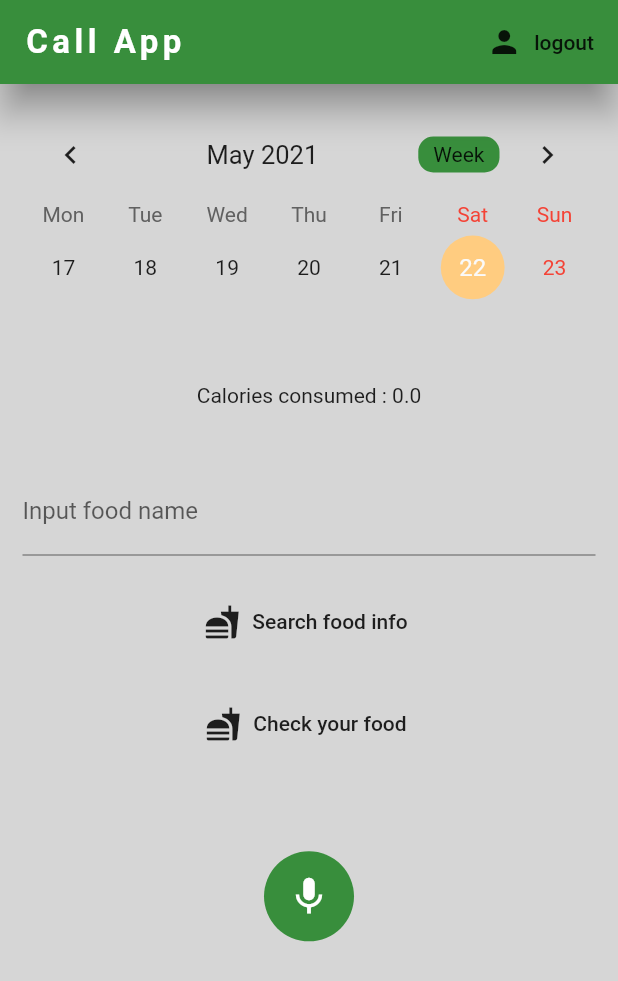
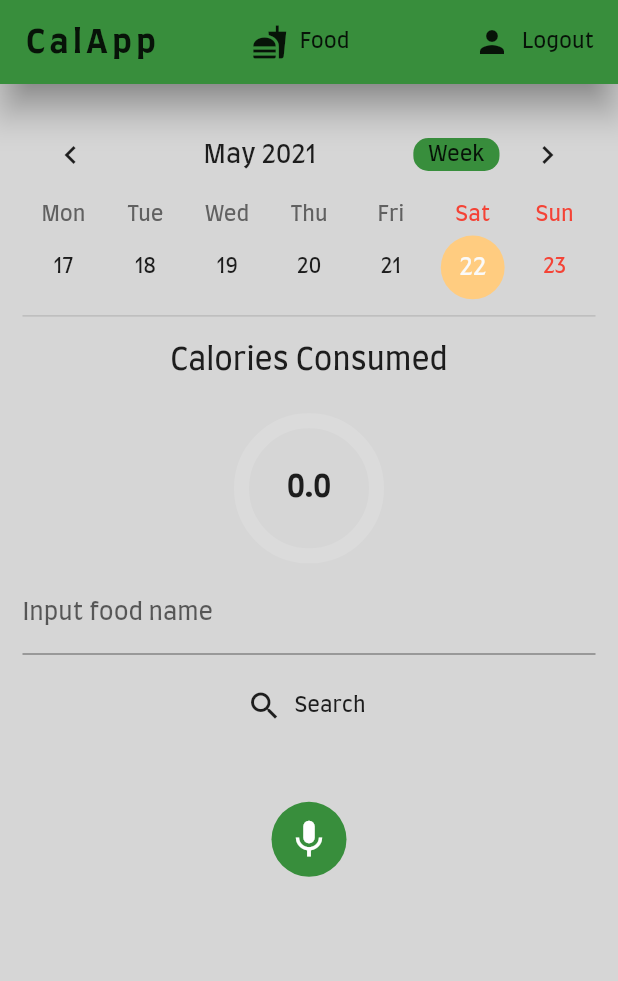
Before and after one commit to AdamJozwiak/Calorie_App, a Flutter app: the screen it shows once a user with an empty profile is signed in, on a phone screen of 412 x 824 dp. Shown: the top 981 px of the screen. Run offline on Flutter 3.47's test engine with Material 2 defaults, Android fonts, the phone set to English and light mode, and no system bars; drawn by our look-alikes of avatar_glow, percent_indicator, table_calendar; our stand-ins replace cloud_firestore, firebase_auth, flutter_spinkit, speech_to_text; accounts and stored records are empty.

Commit message:
Radial progress + menu changes

```diff
--- a/lib/main.dart
+++ b/lib/main.dart
@@ -20,7 +20,8 @@ class CalorieApp extends StatelessWidget {
         debugShowCheckedModeBanner: false,
         theme: ThemeData(
             primarySwatch: Colors.green,
-            visualDensity: VisualDensity.adaptivePlatformDensity),
+            visualDensity: VisualDensity.adaptivePlatformDensity,
+            fontFamily: 'Farro'),
         routes: {
           '/': (context) => Wrapper(),
           '/home': (context) => Home(),
--- a/lib/pages/home.dart
+++ b/lib/pages/home.dart
@@ -3,7 +3,7 @@ import 'package:call_app/models/user.dart';
 import 'package:call_app/services/auth.dart';
 import 'package:call_app/services/database.dart';
 import 'package:call_app/shared/functions.dart';
-import 'package:call_app/widgets/caloriesSummary.dart';
+import 'package:call_app/widgets/radial_progress.dart';
 import 'package:flutter/material.dart';
 import 'package:call_app/widgets/calendar.dart';
 import 'package:call_app/services/speech_recognition.dart';
@@ -20,8 +20,9 @@ class _HomeState extends State<Home> {
   List<Food> _foodConsumed = List();
   List<Food> _displayedFood = List();
   User currentUser = User();
-  String _caloriesConsumed;
-  String _caloriesDisplayed;
+  double _caloriesConsumed;
+  double recommendedDailyCalorie = 2000.0;
+  double _caloriesDisplayed;
   bool _isDifferentDayDisplayed = false;
 
   final AuthService _auth = AuthService();
@@ -36,7 +37,7 @@ class _HomeState extends State<Home> {
   Widget build(BuildContext context) {
     currentUser = Provider.of<User>(context);
     _foodConsumed = Provider.of<List<Food>>(context) ?? [];
-    _caloriesConsumed = countCalories(_foodConsumed).toString() ?? '0.0';
+    _caloriesConsumed = countCalories(_foodConsumed) ?? 0.0;
 
     return Scaffold(
       appBar: AppBar(
@@ -44,20 +45,36 @@ class _HomeState extends State<Home> {
         elevation: 10.0,
         shadowColor: Colors.grey[600],
         title: Text(
-          'Call App',
+          'CalApp',
           style: TextStyle(
-            fontSize: 22.0,
-            fontWeight: FontWeight.bold,
-            letterSpacing: 3.0,
-          ),
+              fontSize: 22.0,
+              fontWeight: FontWeight.bold,
+              letterSpacing: 3.0,
+              color: Colors.black87),
         ),
         actions: [
+          Padding(
+            padding: const EdgeInsets.only(right: 55.0),
+            child: FlatButton.icon(
+              onPressed: () {
+                if (!_isDifferentDayDisplayed) {
+                  Navigator.pushNamed(context, '/consumed',
+                      arguments: _foodConsumed);
+                } else {
+                  Navigator.pushNamed(context, '/consumed',
+                      arguments: _displayedFood);
+                }
+              },
+              icon: Icon(Icons.fastfood),
+              label: Text('Food'),
+            ),
+          ),
           FlatButton.icon(
               onPressed: () async {
                 await _auth.signOut();
               },
               icon: Icon(Icons.person),
-              label: Text('logout'))
+              label: Text('Logout'))
         ],
       ),
       backgroundColor: Colors.grey[350],
@@ -70,17 +87,26 @@ class _HomeState extends State<Home> {
               crossAxisAlignment: CrossAxisAlignment.center,
               children: [
                 Calendar(getChosenDate: getSelectedDate),
-                SizedBox(height: 50.0),
-                CaloriesSummary(
+                Divider(
+                  height: 10.0,
+                  thickness: 1.0,
+                ),
+                SizedBox(
+                  height: 15.0,
+                ),
+                Text(
+                  'Calories Consumed',
+                  style: TextStyle(fontSize: 20.0, fontWeight: FontWeight.w500),
+                  textAlign: TextAlign.center,
+                ),
+                SizedBox(height: 25.0),
+                RadialProgress(
                   differentDate: _isDifferentDayDisplayed,
                   calories: _caloriesConsumed,
-                  differentDateCalories: _caloriesDisplayed,
+                  differentCalories: _caloriesDisplayed,
+                  recommendedCalories: recommendedDailyCalorie,
                 ),
-                SizedBox(height: 20.0),
-                Container(),
-                SizedBox(
-                  height: 20.0,
-                ),
+                SizedBox(height: 5.0),
                 TextField(
                   decoration: InputDecoration(
                     labelText: 'Input food name',
@@ -88,28 +114,22 @@ class _HomeState extends State<Home> {
                   onChanged: (String _foodName) {
                     this._foodName = _foodName;
                   },
+                  onSubmitted: (String _foodName) async {
+                    this._foodName = _foodName;
+                    if (_foodName != '' && _foodName != null) {
+                      apiFoodInfo();
+                    }
+                  },
                 ),
-                SizedBox(height: 20.0),
+                SizedBox(
+                  height: 10.0,
+                ),
                 FlatButton.icon(
                   onPressed: () async {
                     apiFoodInfo();
                   },
-                  icon: Icon(Icons.fastfood),
-                  label: Text('Search food info'),
-                ),
-                SizedBox(height: 20.0),
-                FlatButton.icon(
-                  onPressed: () {
-                    if (!_isDifferentDayDisplayed) {
-                      Navigator.pushNamed(context, '/consumed',
-                          arguments: _foodConsumed);
-                    } else {
-                      Navigator.pushNamed(context, '/consumed',
-                          arguments: _displayedFood);
-                    }
-                  },
-                  icon: Icon(Icons.fastfood),
-                  label: Text('Check your food'),
+                  icon: Icon(Icons.search),
+                  label: Text('Search'),
                 ),
                 SpeechRec(getFoodname: getSpokenFood),
               ],
@@ -126,7 +146,7 @@ class _HomeState extends State<Home> {
       _displayedFood = await database.getUserData(getDate(date));
       setState(() {
         _isDifferentDayDisplayed = true;
-        _caloriesDisplayed = countCalories(_displayedFood).toString();
+        _caloriesDisplayed = countCalories(_displayedFood);
       });
     } else {
       setState(() {
@@ -178,7 +198,7 @@ class _HomeState extends State<Home> {
         await DatabaseService(uid: currentUser.uid).updateUserData(_foodData);
       }
       setState(() {
-        _caloriesConsumed = countCalories(_foodConsumed).toString();
+        _caloriesConsumed = countCalories(_foodConsumed);
       });
     }
   }
--- a/lib/services/database.dart
+++ b/lib/services/database.dart
@@ -29,6 +29,26 @@ class DatabaseService {
     }
   }
 
+  Future<List<Food>> getUserData(String date) async {
+    List<Food> foods = new List();
+    return await foodCollection
+        .document(uid)
+        .collection(date)
+        .getDocuments()
+        .then((value) {
+      value.documents.forEach((doc) {
+        foods.add(Food(
+          name: doc.data['name'] ?? '',
+          kcal: doc.data['kcal'] ?? 0,
+          fat: doc.data['fat'] ?? 0,
+          imageUrl: doc.data['image'] ?? null,
+          amount: doc.data['amount'] ?? 0,
+        ));
+      });
+      return foods;
+    });
+  }
+
   // get food stream
   Stream<List<Food>> get foods {
     return foodCollection
@@ -49,24 +69,4 @@ class DatabaseService {
       );
     }).toList();
   }
-
-  Future<List<Food>> getUserData(String date) async {
-    List<Food> foods = new List();
-    return await foodCollection
-        .document(uid)
-        .collection(date)
-        .getDocuments()
-        .then((value) {
-      value.documents.forEach((doc) {
-        foods.add(Food(
-          name: doc.data['name'] ?? '',
-          kcal: doc.data['kcal'] ?? 0,
-          fat: doc.data['fat'] ?? 0,
-          imageUrl: doc.data['image'] ?? null,
-          amount: doc.data['amount'] ?? 0,
-        ));
-      });
-      return foods;
-    });
-  }
 }
--- a/lib/services/speech_recognition.dart
+++ b/lib/services/speech_recognition.dart
@@ -55,14 +55,11 @@ class _SpeechRecState extends State<SpeechRec> {
   @override
   Widget build(BuildContext context) {
     return Center(
-      child: Column(
-        children: [
-          Text(_text),
-          Container(
+      child: Container(
         child: AvatarGlow(
           animate: _isListening,
           glowColor: Colors.green,
-              endRadius: 75.0,
+          endRadius: 65.0,
           duration: const Duration(milliseconds: 2000),
           repeatPauseDuration: const Duration(milliseconds: 100),
           repeat: true,
@@ -88,7 +85,7 @@ class _SpeechRecState extends State<SpeechRec> {
                 color: Colors.green[700],
                 borderRadius: BorderRadius.circular(40.0),
               ),
-                  padding: EdgeInsets.all(15.0),
+              padding: EdgeInsets.all(10.0),
               child: Icon(
                 Icons.mic,
                 size: 30,
@@ -98,8 +95,6 @@ class _SpeechRecState extends State<SpeechRec> {
           ),
         ),
       ),
-        ],
-      ),
     );
   }
 }
--- a/lib/widgets/caloriesSummary.dart
+++ /dev/null
@@ -1,25 +0,0 @@
-import 'package:flutter/material.dart';
-
-class CaloriesSummary extends StatelessWidget {
-  final String calories;
-  final String differentDateCalories;
-  final bool differentDate;
-  CaloriesSummary(
-      {this.differentDate, this.calories, this.differentDateCalories});
-  @override
-  Widget build(BuildContext context) {
-    if (!differentDate) {
-      return Center(
-        child: Container(
-          child: Text('Calories consumed : ' + calories),
-        ),
-      );
-    } else {
-      return Center(
-        child: Container(
-          child: Text('Calories consumed : ' + differentDateCalories),
-        ),
-      );
-    }
-  }
-}
--- /dev/null
+++ b/lib/widgets/radial_progress.dart
@@ -0,0 +1,57 @@
+import 'package:flutter/material.dart';
+import 'package:percent_indicator/percent_indicator.dart';
+
+class RadialProgress extends StatefulWidget {
+  final bool differentDate;
+  final double calories;
+  final double recommendedCalories;
+  final double differentCalories;
+  RadialProgress(
+      {Key key,
+      @required this.differentDate,
+      @required this.calories,
+      @required this.differentCalories,
+      @required this.recommendedCalories})
+      : super(key: key);
+  @override
+  _RadialProgressState createState() => _RadialProgressState();
+}
+
+class _RadialProgressState extends State<RadialProgress> {
+  double _percentage;
+  @override
+  void initState() {
+    super.initState();
+    _percentage = 0.0;
+  }
+
+  @override
+  Widget build(BuildContext context) {
+    double displayedCalories =
+        widget.differentDate ? widget.differentCalories : widget.calories;
+    Color progressColor = displayedCalories < widget.recommendedCalories
+        ? Colors.green[400]
+        : Colors.red;
+    _percentage = calculateCaloriePercentage(displayedCalories);
+    if (_percentage >= 1.0) {
+      _percentage = 1.0;
+    }
+    return CircularPercentIndicator(
+      radius: 100.0,
+      lineWidth: 10.0,
+      percent: _percentage,
+      center: new Text(
+        displayedCalories.toString(),
+        style: new TextStyle(fontWeight: FontWeight.bold, fontSize: 20.0),
+      ),
+      circularStrokeCap: CircularStrokeCap.butt,
+      backgroundColor: Colors.white12,
+      progressColor: progressColor,
+      startAngle: 270.0,
+    );
+  }
+
+  double calculateCaloriePercentage(double caloriesConsumed) {
+    return caloriesConsumed / (2 * widget.recommendedCalories);
+  }
+}
```
Also changed, not shown: pubspec.yaml (+12 -1 lines), fonts/Farro-Bold.ttf (added), fonts/Farro-Regular.ttf (added), fonts/RobotoSlab-Bold.ttf (added), fonts/RobotoSlab-Regular.ttf (added), pubspec.lock. Lines whose indentation alone changed are shown as unchanged.
